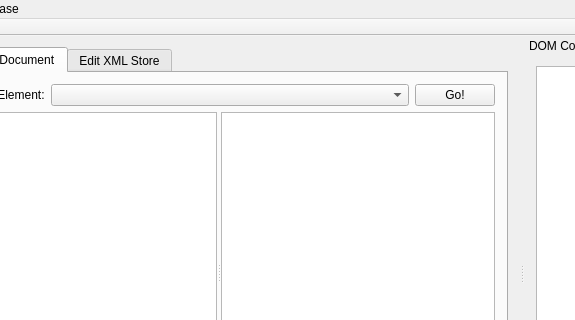
Above: GCXMLGenerator/gcmainwindow.ui from goblincoding/xmlmill before the change; both pictures show x 82 to 657 and y 0 to 320 of the 885 by 531 pixel window. Below: the same form after it.
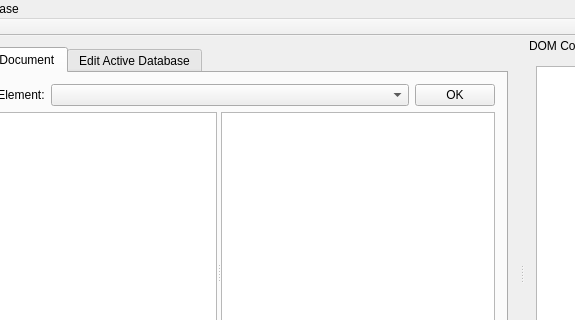
That is the form after the change. Icons and pictures are not drawn.

```diff
--- a/GCXMLGenerator/gcmainwindow.ui
+++ b/GCXMLGenerator/gcmainwindow.ui
@@ -21,6 +21,12 @@
    <layout class="QHBoxLayout" name="horizontalLayout">
     <item>
      <widget class="QTabWidget" name="tabWidget">
+      <property name="sizePolicy">
+       <sizepolicy hsizetype="Expanding" vsizetype="Preferred">
+        <horstretch>0</horstretch>
+        <verstretch>0</verstretch>
+       </sizepolicy>
+      </property>
       <property name="currentIndex">
        <number>0</number>
       </property>
@@ -51,7 +57,7 @@
           <item>
            <widget class="QPushButton" name="addElementToDOMButton">
             <property name="text">
-             <string>Go!</string>
+             <string>OK</string>
             </property>
            </widget>
           </item>
@@ -154,7 +160,7 @@
       </widget>
       <widget class="QWidget" name="editXMLTab">
        <attribute name="title">
-        <string>Edit XML Store</string>
+        <string>Edit Active Database</string>
        </attribute>
        <layout class="QVBoxLayout" name="editXMLLayout">
         <item>
```
